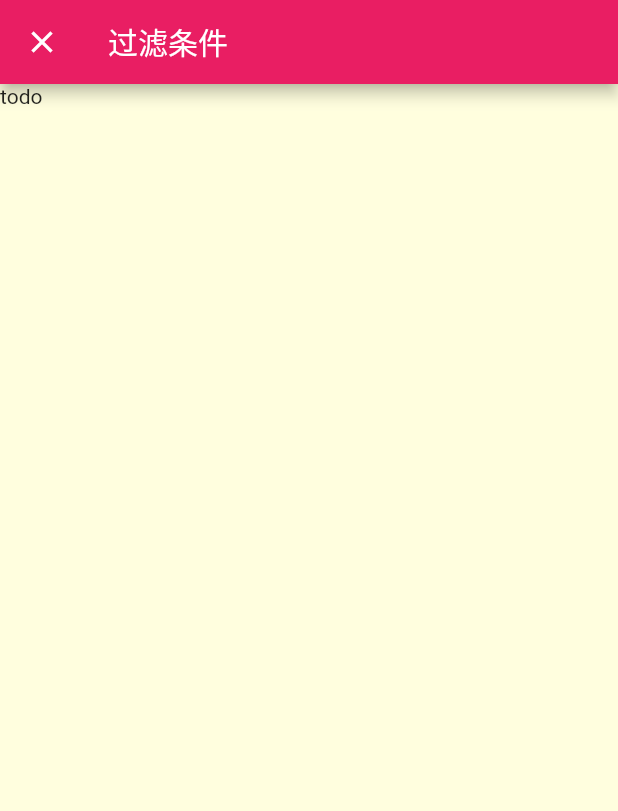
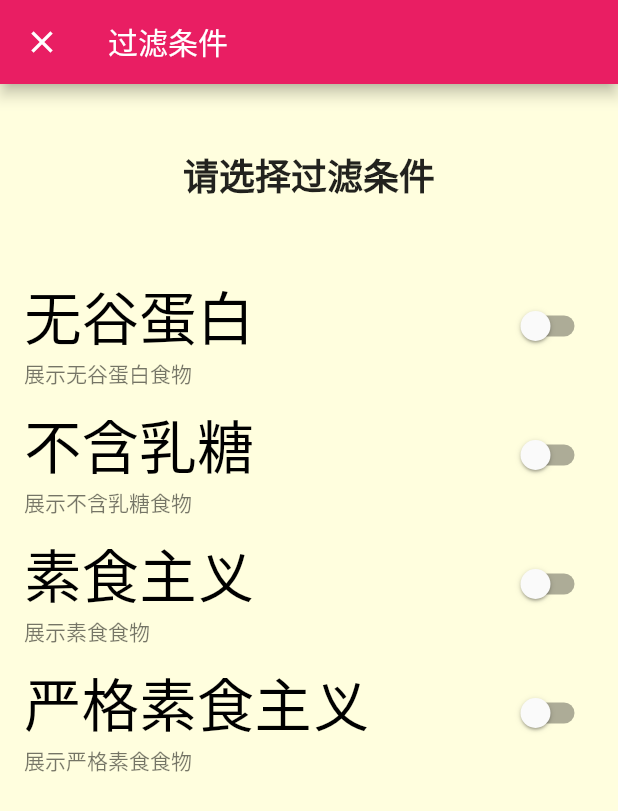
Before and after one commit to huanggengzhong/favorcate, a Flutter app: the FilterScreen screen opened by its route, on a phone screen of 412 x 824 dp. Shown: the top 811 px of the screen. Run offline on Flutter 3.47's test engine with Material 2 defaults, Android fonts, the phone set to English and light mode, and no system bars; our stand-ins replace dio.

Commit message:
feat:完成过滤条件筛选

```diff
--- a/lib/core/viewmodel/favor_view_model.dart
+++ b/lib/core/viewmodel/favor_view_model.dart
@@ -1,3 +1,4 @@
+//这里是收藏数据
 import 'package:favorcate/core/model/MealModel.dart';
 import 'package:flutter/material.dart';
 
--- /dev/null
+++ b/lib/core/viewmodel/filter_view_model.dart
@@ -0,0 +1,45 @@
+//这里是四个不同状态的bool值
+import 'package:flutter/material.dart';
+
+class FilterViewModel extends ChangeNotifier {
+  // 无谷蛋白
+  bool _isGlutenFree = false;
+
+// 有无乳糖
+  bool _isLactoseFree = false;
+
+  // 素食主义
+  bool _isVegetarian = false;
+
+  // 严格素食主义
+  bool _isVegan = false;
+
+//  下面的是批量生产的get和set方法
+  bool get isGlutenFree => _isGlutenFree;
+
+  set isGlutenFree(bool value) {
+    _isGlutenFree = value;
+    notifyListeners();
+  }
+
+  bool get isVegan => _isVegan;
+
+  set isVegan(bool value) {
+    _isVegan = value;
+    notifyListeners();
+  }
+
+  bool get isVegetarian => _isVegetarian;
+
+  set isVegetarian(bool value) {
+    _isVegetarian = value;
+    notifyListeners();
+  }
+
+  bool get isLactoseFree => _isLactoseFree;
+
+  set isLactoseFree(bool value) {
+    _isLactoseFree = value;
+    notifyListeners();
+  }
+}
--- a/lib/ui/pages/filter/filter.dart
+++ b/lib/ui/pages/filter/filter.dart
@@ -1,4 +1,6 @@
 import 'package:flutter/material.dart';
+
+import 'filter_content.dart';
 class FilterScreen extends StatelessWidget {
   static const String routeName="/filter";
   @override
@@ -7,7 +9,7 @@ class FilterScreen extends StatelessWidget {
       appBar: AppBar(
         title: Text("过滤条件"),
       ),
-      body: Text("todo"),
+      body: FilterContent(),
     );
   }
 }
--- /dev/null
+++ b/lib/ui/pages/filter/filter_content.dart
@@ -0,0 +1,73 @@
+import 'package:favorcate/core/extension/int_extension.dart';
+import 'package:favorcate/core/viewmodel/filter_view_model.dart';
+
+import 'package:flutter/material.dart';
+import 'package:provider/provider.dart';
+
+class FilterContent extends StatelessWidget {
+  @override
+  Widget build(BuildContext context) {
+    return Column(
+      children: <Widget>[buildChoiceTitle(context), buildChoiceContent()],
+    );
+  }
+
+//  标题组件
+  Widget buildChoiceTitle(BuildContext context) {
+    return Container(
+      padding: EdgeInsets.all(20.px),
+      alignment: Alignment.center,
+      child: Text(
+        "请选择过滤条件",
+        style: Theme.of(context)
+            .textTheme
+            .display3
+            .copyWith(fontWeight: FontWeight.bold),
+      ),
+    );
+  }
+
+//内容组件
+  Widget buildChoiceContent() {
+    return Expanded(
+      child: Consumer<FilterViewModel>(builder: (ctx,filterVM,child){
+        return ListView(
+          children: <Widget>[
+            buildListTile("无谷蛋白", "展示无谷蛋白食物",filterVM.isGlutenFree,(value){
+              filterVM.isGlutenFree=value;
+            }),
+            buildListTile("不含乳糖", "展示不含乳糖食物",filterVM.isLactoseFree,(value){
+              filterVM.isLactoseFree=value;
+            }),
+            buildListTile("素食主义", "展示素食食物",filterVM.isVegetarian,(value){
+              filterVM.isVegetarian=value;
+            }),
+            buildListTile("严格素食主义", "展示严格素食食物",filterVM.isVegan,(value){
+              filterVM.isVegan=value;
+            }),
+//      // 无谷蛋白
+//      bool _isGlutenFree = false;
+//      // 有无乳糖
+//      bool _isLactoseFree = false;
+//      // 素食主义
+//      bool _isVegetarian = false;
+//      // 严格素食主义
+//      bool _isVegan = false;
+
+          ],
+        );
+      }),
+    );
+  }
+
+//每项组件
+  Widget buildListTile(String title, String subtitle ,bool value,Function onChange) {
+    return ListTile(
+        title: Text(title,style: TextStyle(fontSize: 18.px,color: Colors.black)),
+        subtitle: Text(subtitle), //二级标题
+        trailing: Switch(
+          value: value,
+          onChanged: onChange,
+        ));
+  }
+}
--- a/lib/ui/pages/home/home_drawer.dart
+++ b/lib/ui/pages/home/home_drawer.dart
@@ -13,7 +13,7 @@ class HomeDrawer extends StatelessWidget {
         child: Column(
           children: <Widget>[
             buildHeaderView(context),
-            buildListTile(context, Icon(Icons.settings), "设置过滤", () {
+            buildListTile(context, Icon(Icons.settings), "设置过滤条件", () {
 //              myLog('点击了过滤', StackTrace.current);
               Navigator.of(context).pop();//关闭Drawer
             Navigator.of(context).pushNamed(FilterScreen.routeName);
```
Also changed, not shown: lib/core/viewmodel/meal_view_model.dart (+24 -3 lines), lib/main.dart (+24 -2 lines).
